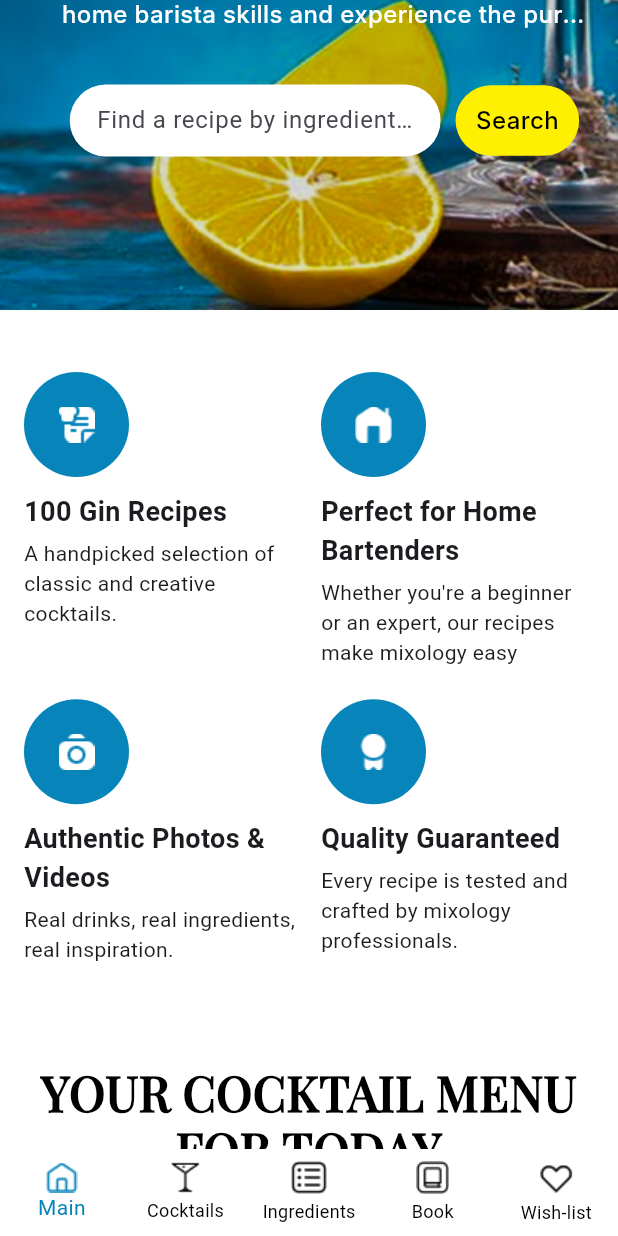
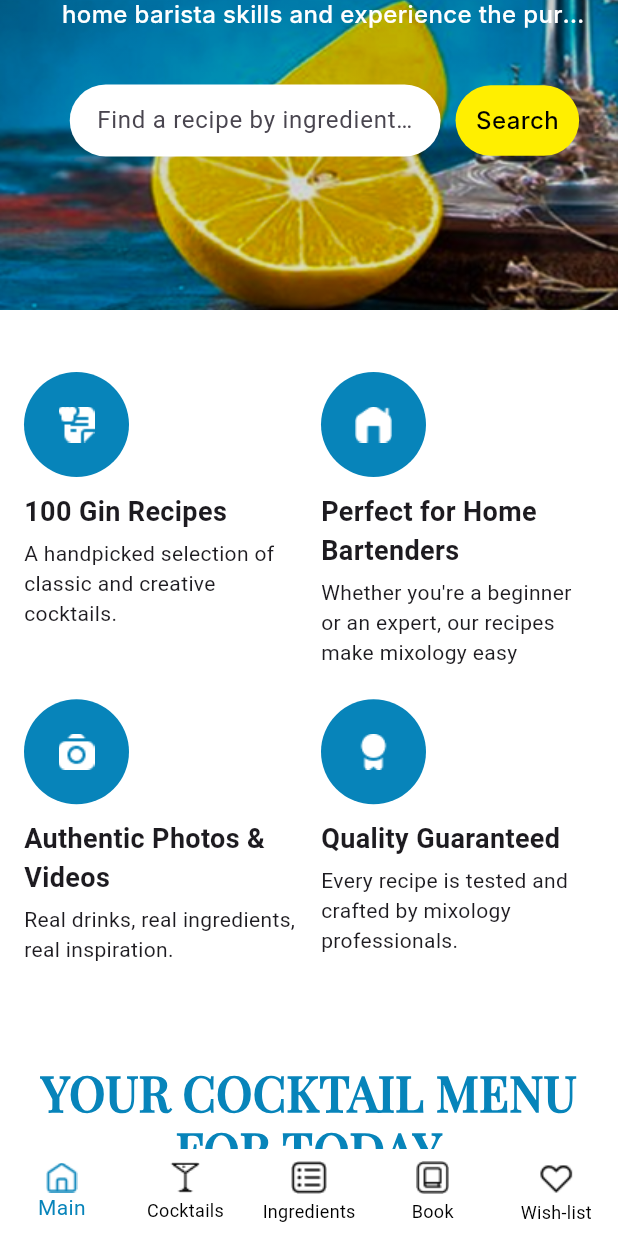
Before and after one commit to focusdev2024/Cocktail-Shopping-App, a Flutter app: the screen it shows after launch, scrolled down 576 dp, on a phone screen of 412 x 824 dp. Run offline on Flutter 3.47's test engine with Material 3 defaults, Android fonts, the phone set to English and light mode, and no system bars; our stand-ins replace adaptive_theme, dotted_line, get; generated files the repository leaves out were written again; Roboto replaces fonts that are missing (Inter).

Commit message:
main screen changed

```diff
--- a/lib/core/widgets/main_large_text.dart
+++ b/lib/core/widgets/main_large_text.dart
@@ -22,7 +22,7 @@ class MainLargeTextWidget extends StatelessWidget {
         color:
             (colorDark ?? true)
                 ? Theme.of(context).cardColor
-                : Theme.of(context).canvasColor,
+                : Theme.of(context).primaryColor,
         fontFamily: 'Playfair',
         fontSize: fontSize,
         fontWeight: FontWeight.bold,
--- a/lib/features/main_screen/widgets/your_cocktail_menutext.dart
+++ b/lib/features/main_screen/widgets/your_cocktail_menutext.dart
@@ -21,7 +21,7 @@ class YourCocktailMenuText extends StatelessWidget {
           MainSmallTextWidget(
             text:
                 'Every day is different—just like every cocktail should be! Discover a fresh selection of gin-based delights curated just for you.',
-            colorDark: false,
+            colorDark: true,
             fontSize: 14,
             textAlign: TextAlign.center,
           ),
```
Also changed, not shown: lib/features/main_screen/widgets/gin_categories.dart (+22 -19 lines).
